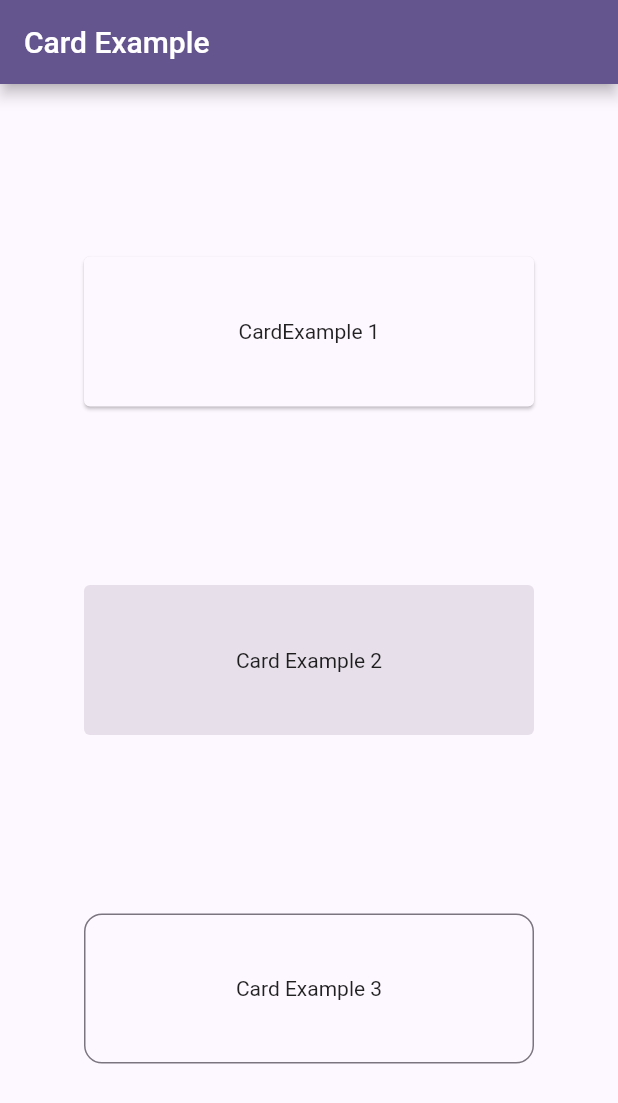
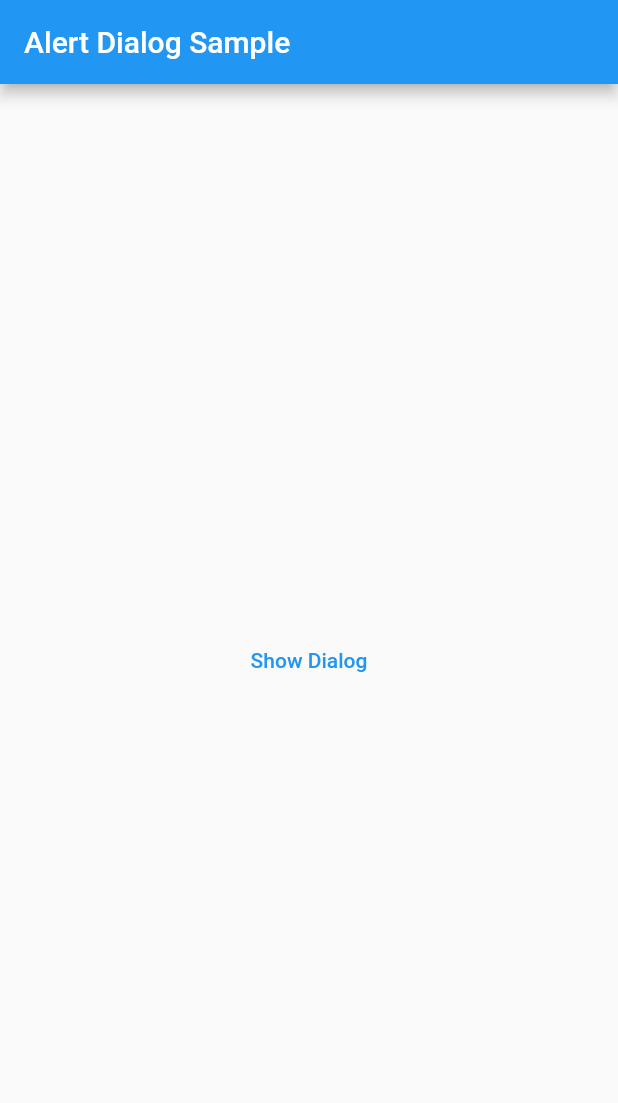
Before and after one commit to Khammunh/fast, a Flutter app: the screen it shows after launch, on a phone screen of 412 x 824 dp. Shown: the top 1103 px of the screen. Run offline on Flutter 3.47's test engine with Material 2 defaults, Android fonts, the light colour scheme and no system bars.

Commit message:
learn alert diaglog show

```diff
--- a/lib/cardExample1.dart
+++ /dev/null
@@ -1,22 +0,0 @@
-// ignore_for_file: file_names
-
-import 'package:flutter/material.dart';
-
-class CardExample1 extends StatelessWidget {
-  const CardExample1({super.key});
-
-  @override
-  Widget build(BuildContext context) {
-    return const Center(
-      child: Card(
-        child: SizedBox(
-          width: 300,
-          height: 100,
-          child: Center(
-            child: Text('CardExample 1'),
-          ),
-        ),
-      ),
-    );
-  }
-}
--- a/lib/cardExample2.dart
+++ /dev/null
@@ -1,22 +0,0 @@
-// ignore_for_file: file_names
-
-import 'package:flutter/material.dart';
-
-class CardExample2 extends StatelessWidget {
-  const CardExample2({super.key});
-
-  @override
-  Widget build(BuildContext context) {
-    return Center(
-      child: Card(
-        elevation: 0,
-        color: Theme.of(context).colorScheme.surfaceVariant,
-        child: const SizedBox(
-          width: 300,height: 100,child: Center(
-            child: Text('Card Example 2'),
-          ),
-        ),
-      ),
-    );
-  }
-}
--- a/lib/cardExample3.dart
+++ /dev/null
@@ -1,31 +0,0 @@
-// ignore_for_file: file_names
-
-import 'package:flutter/material.dart';
-
-class CardExample3 extends StatelessWidget {
-  const CardExample3({super.key});
-
-  @override
-  Widget build(BuildContext context) {
-    return Center(
-      child: Card(
-        elevation: 0,
-        shape: RoundedRectangleBorder(
-          side: BorderSide(
-            color: Theme.of(context).colorScheme.outline,
-          ),
-          borderRadius: const BorderRadius.all(
-            Radius.circular(12),
-          ),
-        ),
-        child: const SizedBox(
-          width: 300,
-          height: 100,
-          child: Center(
-            child: Text('Card Example 3'),
-          ),
-        ),
-      ),
-    );
-  }
-}
--- a/lib/main.dart
+++ b/lib/main.dart
@@ -1,8 +1,4 @@
 import 'package:flutter/material.dart';
-
-import 'cardExample1.dart';
-import 'cardExample2.dart';
-import 'cardExample3.dart';
 
 void main() {
   runApp(
@@ -16,24 +12,48 @@ class MyApp extends StatelessWidget {
   @override
   Widget build(BuildContext context) {
     return MaterialApp(
-      theme: ThemeData(colorSchemeSeed: const Color(0xff6750a4)),
-      debugShowCheckedModeBanner: false,
       home: Scaffold(
         appBar: AppBar(
-          title: const Text('Card Example'),
+          title: const Text('Alert Dialog Sample'),
         ),
-        body: const Column(
-          children: [
-            Spacer(),
-            CardExample1(),
-            Spacer(),
-            CardExample2(),
-            Spacer(),
-            CardExample3(),
-            Spacer(),
-          ],
+        body: const Center(
+          child: DialogExample(),
         ),
       ),
     );
   }
 }
+
+class DialogExample extends StatelessWidget {
+  const DialogExample({super.key});
+
+  @override
+  Widget build(BuildContext context) {
+    return TextButton(
+      onPressed: () {
+        showDialog(
+          context: context,
+          builder: (BuildContext context) => AlertDialog(
+            title: const Text('Alert Dialog Title'),
+            content: const Text('Alert Dialog Description'),
+            actions: [
+              TextButton(
+                onPressed: () {
+                  Navigator.pop(context);
+                },
+                child: const Text('Cancel'),
+              ),
+              TextButton(
+                onPressed: () {
+                  Navigator.pop(context);
+                },
+                child: const Text('OK'),
+              ),
+            ],
+          ),
+        );
+      },
+      child: const Text('Show Dialog'),
+    );
+  }
+}
```
